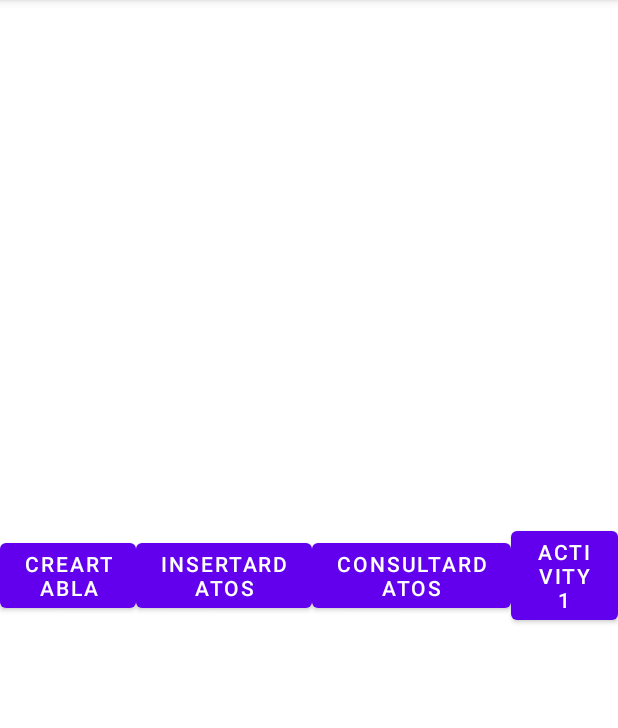
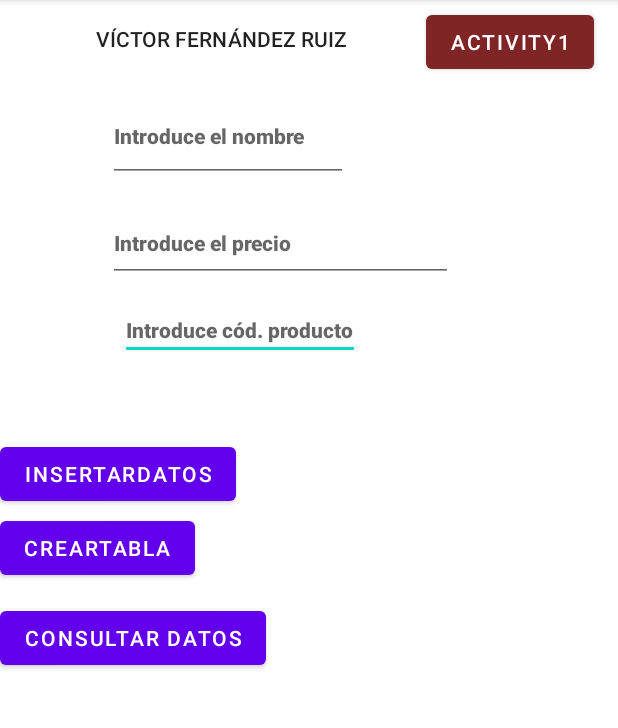
Before and after one commit to VictorFernandezRuiz/Pac_Desarrollo_Movil, an Android app: the screen it shows after launch (Activity2), on a phone screen of 412 x 824 dp, the part 84-812 px from its top. Run offline under Robolectric (Android 15) with nearby library versions, the phone set to English and light mode, and no system bars.

Commit message:
Se termina la parte de bbdd

```diff
--- a/app/src/main/java/com/example/pac_desarrollo/Activity2.kt
+++ b/app/src/main/java/com/example/pac_desarrollo/Activity2.kt
@@ -1,50 +1,122 @@
 package com.example.pac_desarrollo
 
-import android.R
-import android.content.Context
-import android.database.Cursor
+import android.content.ContentValues
+import android.content.Intent
 import android.os.Bundle
-import android.provider.BaseColumns
 import android.widget.Button
-import android.widget.CursorAdapter
-import android.widget.SimpleCursorAdapter
+import android.widget.EditText
 import android.widget.Toast
 import androidx.appcompat.app.AppCompatActivity
 
 
 class Activity2 : AppCompatActivity() {
 
+
+    private lateinit var buttonInsertarDatos: Button
+    private lateinit var buttonConsultarDatos: Button
+    private lateinit var buttonActivity1: Button
     private lateinit var buttonCrearTabla: Button
+    private lateinit var editCodProd: EditText
+    private lateinit var editNombre: EditText
+    private lateinit var editPrecio: EditText
 
     override fun onCreate(savedInstanceState: Bundle?) {
         super.onCreate(savedInstanceState)
         setContentView(com.example.pac_desarrollo.R.layout.activity_2)
-/*        buttonCrearTabla = findViewById(com.example.pac_desarrollo.R.id.buttonCrearTabla)
 
-        val dbHelper = MyOpenHelper(this)
-        val db = dbHelper.writableDatabase
-
-
-        setOnClickListeners(this)*/
-    }
-
-  /*   fun setOnClickListeners(context: Context) {
-        val fields = arrayOf("first", "last", BaseColumns._ID)
-        var dataSource: CursorAdapter
-        val dbHelper = MyOpenHelper(this)
-        val db = dbHelper.writableDatabase
-
-       *//* buttonCrearTabla.setOnClickListener{
-            val data: Cursor = db.MyOpenHelper.onUpgrade("names", fields, null, null, null, null,
-                    null)
-            Toast.makeText(context, "Tabla names creada...", Toast.LENGTH_SHORT).show()*//*
+        buttonInsertarDatos = findViewById(R.id.buttonInsertarDatos)
+        buttonConsultarDatos = findViewById(R.id.buttonConsultarDatos)
+        buttonCrearTabla =  findViewById(R.id.buttonCrearTabla)
+        buttonActivity1 = findViewById(R.id.buttonActivity1)
+        editCodProd = findViewById(R.id.editCodProd)
+        editNombre = findViewById(R.id.editNombre)
+        editPrecio = findViewById(R.id.editPrecio)
 
 
 
-        }*/
-  /*  }*/
+         buttonInsertarDatos.setOnClickListener {
+            val admin = MyOpenHelper(this, "administracion", null, 1)
+            val bd = admin.writableDatabase
+            val registro = ContentValues()
+            registro.put("codigo", editCodProd.getText().toString())
+            registro.put("descripcion", editNombre.getText().toString())
+            registro.put("precio", editPrecio.getText().toString())
+            bd.insert("articulos", null, registro)
+            bd.close()
+             editCodProd.setText("")
+            editNombre.setText("")
+            editPrecio.setText("")
+            Toast.makeText(this, "Se cargaron los datos del artículo", Toast.LENGTH_SHORT).show()
+        }
+
+        buttonConsultarDatos.setOnClickListener {
+            val admin = MyOpenHelper(this, "administracion", null, 1)
+            val bd = admin.writableDatabase
+            val fila = bd.rawQuery("select descripcion,precio from articulos where codigo=${editCodProd.text.toString()}", null)
+            if (fila.moveToFirst()) {
+                editNombre.setText(fila.getString(0))
+                editPrecio.setText(fila.getString(1))
+            } else
+                Toast.makeText(this, "No existe un artículo con dicho código", Toast.LENGTH_SHORT).show()
+            bd.close()
+        }
+
+
+        buttonActivity1.setOnClickListener {
+            val goToActivity1 = Intent(this, MainActivity::class.java)
+            startActivity(goToActivity1)
+            Toast.makeText(this, "Nos encontramos en la Activity 1", Toast.LENGTH_SHORT).show()
+
+        }
 
 
 
+        buttonCrearTabla.setOnClickListener {
+            val admin = MyOpenHelper(this, "administracion", null, 1)
+            val bd = admin.writableDatabase
+            try {
+                val colidD = "idD"
+                val nombre = "nombre"
+                val CREATE_TABLE_DEPT = "CREATE TABLE ${"Tabla2"} ($colidD INTEGER PRIMARY KEY, $nombre TEXT);"
+                bd!!.execSQL(CREATE_TABLE_DEPT)
+
+                Toast.makeText(this, "Se ha creado la tabla 'Tabla2' EN LA BASE DE DATOS ", Toast.LENGTH_SHORT).show()
+
+            } catch (e: Exception) {
+                Toast.makeText(this, "ERROR al crear la tabla 2" + e.toString(), Toast.LENGTH_LONG).show()
+            }
+
+
+            bd.close()
+        }
+/*
+        boton4.setOnClickListener {
+            val admin = AdminSQLiteOpenHelper(this, "administracion", null, 1)
+            val bd = admin.writableDatabase
+            val cant = bd.delete("articulos", "codigo=${et1.text.toString()}", null)
+            bd.close()
+            et1.setText("")
+            editNombre.setText("")
+            editPrecio.setText("")
+            if (cant == 1)
+                Toast.makeText(this, "Se borró el artículo con dicho código", Toast.LENGTH_SHORT).show()
+            else
+                Toast.makeText(this, "No existe un artículo con dicho código", Toast.LENGTH_SHORT).show()
+        }
+
+        boton5.setOnClickListener {
+            val admin = AdminSQLiteOpenHelper(this, "administracion", null, 1)
+            val bd = admin.writableDatabase
+            val registro = ContentValues()
+            registro.put("descripcion", editNombre.text.toString())
+            registro.put("precio", editPrecio.text.toString())
+            val cant = bd.update("articulos", registro, "codigo=${et1.text.toString()}", null)
+            bd.close()
+            if (cant == 1)
+                Toast.makeText(this, "se modificaron los datos", Toast.LENGTH_SHORT).show()
+            else
+                Toast.makeText(this, "no existe un artículo con el código ingresado", Toast.LENGTH_SHORT).show()
+        }*/
+    }
 
 }
--- a/app/src/main/res/layout/activity_2.xml
+++ b/app/src/main/res/layout/activity_2.xml
@@ -1,52 +1,137 @@
 <?xml version="1.0" encoding="utf-8"?>
-<LinearLayout
-    xmlns:android="http://schemas.android.com/apk/res/android"
+<androidx.constraintlayout.widget.ConstraintLayout xmlns:android="http://schemas.android.com/apk/res/android"
+    xmlns:app="http://schemas.android.com/apk/res-auto"
     xmlns:tools="http://schemas.android.com/tools"
+    android:id="@+id/linearLayout"
     android:layout_width="match_parent"
     android:layout_height="match_parent"
     android:orientation="horizontal"
     tools:context=".Activity2">
 
+    <TextView
+        android:id="@+id/textView2"
+        android:layout_width="185dp"
+        android:layout_height="wrap_content"
+        android:layout_marginStart="64dp"
+        android:layout_marginLeft="64dp"
+        android:layout_marginTop="16dp"
+        android:layout_marginEnd="22dp"
+        android:layout_marginRight="22dp"
+        android:layout_weight="0.3"
+        android:text="VÍCTOR FERNÁNDEZ RUIZ"
+        android:textAppearance="@style/TextAppearance.AppCompat.Body2"
+        app:layout_constraintBottom_toTopOf="@+id/buttonPlay"
+        app:layout_constraintEnd_toStartOf="@+id/buttonActivity2"
+        app:layout_constraintStart_toStartOf="parent"
+        app:layout_constraintTop_toTopOf="parent" />
+
     <Button
         android:id="@+id/buttonCrearTabla"
         android:layout_width="wrap_content"
         android:layout_height="wrap_content"
-        android:layout_gravity="center_vertical"
-        android:layout_weight="0.3"
+        android:layout_marginTop="1dp"
         android:text="CrearTabla"
-        tools:layout_editor_absoluteX="16dp"
-        tools:layout_editor_absoluteY="275dp" />
+        app:layout_constraintStart_toStartOf="parent"
+        app:layout_constraintTop_toBottomOf="@+id/buttonInsertarDatos"
+        tools:ignore="MissingConstraints" />
 
     <Button
         android:id="@+id/buttonInsertarDatos"
         android:layout_width="wrap_content"
         android:layout_height="wrap_content"
-        android:layout_gravity="center_vertical"
-        android:layout_weight="0.3"
+        android:layout_marginTop="292dp"
         android:text="InsertarDatos"
-        tools:layout_editor_absoluteX="16dp"
-        tools:layout_editor_absoluteY="341dp" />
+        app:layout_constraintStart_toStartOf="parent"
+        app:layout_constraintTop_toTopOf="parent"
+        tools:ignore="MissingConstraints" />
 
     <Button
         android:id="@+id/buttonConsultarDatos"
         android:layout_width="wrap_content"
         android:layout_height="wrap_content"
-        android:layout_gravity="center_vertical"
-        android:layout_weight="0.3"
-        android:text="ConsultarDatos"
-        tools:layout_editor_absoluteX="16dp"
-        tools:layout_editor_absoluteY="420dp" />
+        android:layout_marginTop="12dp"
+        android:text="Consultar Datos"
+        app:layout_constraintStart_toStartOf="parent"
+        app:layout_constraintTop_toBottomOf="@+id/buttonCrearTabla"
+        tools:ignore="MissingConstraints" /><![CDATA[
+
+
+
+
+
+    tools:layout_editor_absoluteX="162dp"
+        tools:layout_editor_absoluteY="221dp" />
+
+
+
+
+
+
+
+
+
+    ]]>
 
     <Button
         android:id="@+id/buttonActivity1"
         android:layout_width="wrap_content"
         android:layout_height="wrap_content"
-        android:layout_gravity="center_vertical"
-        android:layout_weight="0.3"
+        android:layout_marginStart="284dp"
+        android:layout_marginLeft="284dp"
+        android:layout_marginTop="4dp"
         android:text="Activity1"
-        tools:ignore="MissingConstraints"
-        tools:layout_editor_absoluteX="269dp"
-        tools:layout_editor_absoluteY="608dp" />
+        app:backgroundTint="#802525"
+        app:layout_constraintStart_toStartOf="parent"
+        app:layout_constraintTop_toTopOf="parent"
+        tools:ignore="MissingConstraints" />
+
+    <EditText
+        android:id="@+id/editCodProd"
+        android:layout_width="wrap_content"
+        android:layout_height="wrap_content"
+        android:layout_marginTop="12dp"
+        android:layout_marginEnd="172dp"
+        android:layout_marginRight="172dp"
+
+        android:autofillHints=""
+        android:ems="10"
+        android:hint="Introduce cód. producto"
+        android:inputType="number"
+        android:textAppearance="@style/TextAppearance.AppCompat.Body2"
+        android:textStyle="bold"
+        app:layout_constraintEnd_toEndOf="parent"
+        app:layout_constraintTop_toBottomOf="@+id/editPrecio" />
+
+    <EditText
+        android:id="@+id/editNombre"
+        android:layout_width="0dp"
+        android:layout_height="61dp"
+        android:layout_marginStart="72dp"
+        android:layout_marginLeft="72dp"
+        android:layout_marginTop="8dp"
+        android:autofillHints=""
+        android:ems="10"
+        android:hint="Introduce el nombre"
+        android:inputType="textPersonName"
+        android:textAppearance="@style/TextAppearance.AppCompat.Body2"
+        android:textStyle="bold"
+        app:layout_constraintStart_toStartOf="parent"
+        app:layout_constraintTop_toBottomOf="@+id/buttonActivity1" />
+
+    <EditText
+        android:id="@+id/editPrecio"
+        android:layout_width="230dp"
+        android:layout_height="52dp"
+        android:layout_marginStart="72dp"
+        android:layout_marginLeft="72dp"
+        android:layout_marginTop="84dp"
+        android:ems="10"
+        android:hint="Introduce el precio"
+        android:inputType="numberDecimal"
+        android:textAppearance="@style/TextAppearance.AppCompat.Body2"
+        android:textStyle="bold"
+        app:layout_constraintStart_toStartOf="parent"
+        app:layout_constraintTop_toBottomOf="@+id/buttonActivity1" />
 
 
-</LinearLayout>
+</androidx.constraintlayout.widget.ConstraintLayout>
```
Also changed, not shown: app/src/main/java/com/example/pac_desarrollo/MainActivity.kt (+7 -7 lines), app/src/main/java/com/example/pac_desarrollo/MyOpenHelper.kt (+4 -14 lines), app/src/main/res/layout/activity_main.xml (+65 -14 lines).
